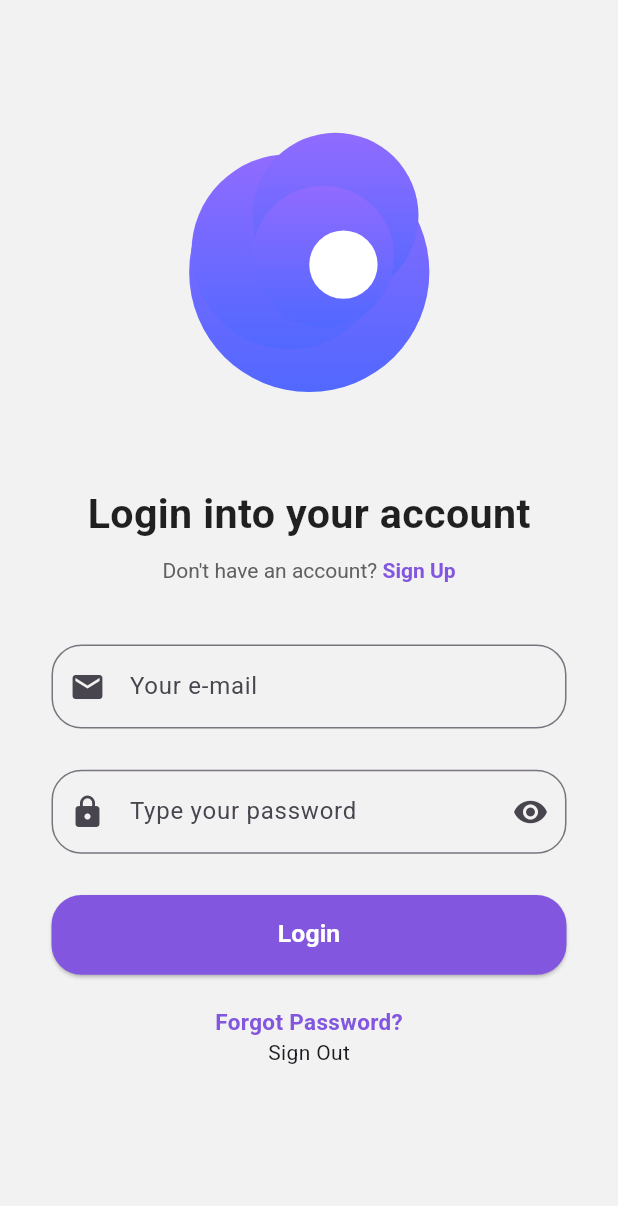
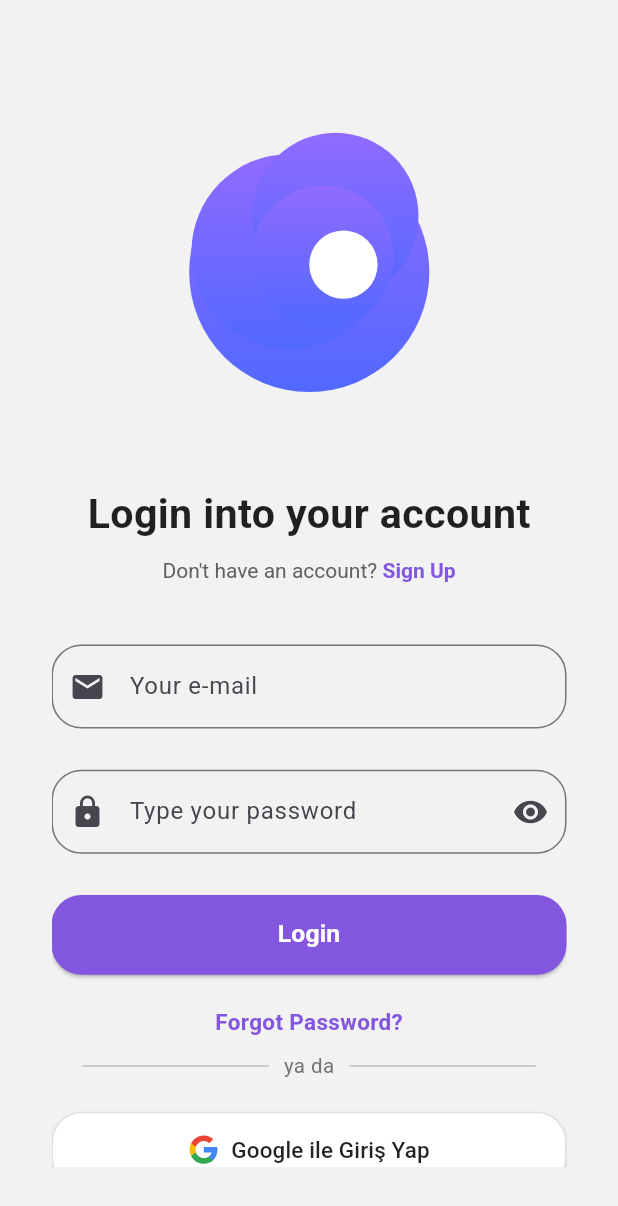
Before and after one commit to furkanislek/med-reminder, a Flutter app: the screen it shows after launch, on a phone screen of 412 x 824 dp. Shown: the top 1206 px of the screen. Run offline on Flutter 3.47's test engine with Material 3 defaults, Android fonts, the phone set to English and light mode, and no system bars; our stand-ins replace cloud_firestore, firebase_auth, firebase_core, flutter_html, flutter_local_notifications, flutter_svg and 6 more; accounts and stored records are empty; project files that could hold a hidden picture were left out.

Commit message:
google sign in

```diff
--- a/lib/pages/Login/login.dart
+++ b/lib/pages/Login/login.dart
@@ -24,7 +24,6 @@ class _LoginState extends State<Login> {
 
   Future<void> signIn() async {
     try {
-
       await Auth().signIn(
         email: emailController.text,
         password: passwordController.text,
@@ -85,6 +84,24 @@ class _LoginState extends State<Login> {
     } on FirebaseAuthException catch (e) {
       setState(() {
         errorMessage = e.message;
+      });
+    }
+  }
+
+  Future<void> signInWithGoogle() async {
+    try {
+      await Auth().signInWithGoogle();
+
+      User? user = FirebaseAuth.instance.currentUser;
+      if (user != null) {
+        Navigator.pushReplacement(
+          context,
+          MaterialPageRoute(builder: (context) => const IntroductionScreens()),
+        );
+      }
+    } catch (e) {
+      setState(() {
+        errorMessage = "Google ile giriş yapılırken bir hata oluştu.";
       });
     }
   }
@@ -230,11 +247,56 @@ class _LoginState extends State<Login> {
                 ),
               ),
 
-              GestureDetector(
-                onTap: () {
-                  Auth().signOut();
-                },
-                child: Text("Sign Out"),
+              SizedBox(height: height / 90),
+              Padding(
+                padding: EdgeInsets.symmetric(horizontal: width / 20),
+                child: Row(
+                  children: [
+                    Expanded(
+                      child: Divider(thickness: 1, color: Colors.grey[400]),
+                    ),
+                    Padding(
+                      padding: EdgeInsets.symmetric(horizontal: 10),
+                      child: Text(
+                        "ya da",
+                        style: TextStyle(
+                          color: Colors.grey[600],
+                          fontSize: height / 60,
+                        ),
+                      ),
+                    ),
+                    Expanded(
+                      child: Divider(thickness: 1, color: Colors.grey[400]),
+                    ),
+                  ],
+                ),
+              ),
+              SizedBox(height: height / 40),
+              Container(
+                width: double.infinity,
+                child: ElevatedButton.icon(
+                  onPressed: signInWithGoogle,
+                  style: ElevatedButton.styleFrom(
+                    backgroundColor: Colors.white,
+                    padding: EdgeInsets.symmetric(vertical: height / 56.33),
+                    shape: RoundedRectangleBorder(
+                      borderRadius: BorderRadius.circular(20),
+                      side: BorderSide(color: Colors.grey[300]!),
+                    ),
+                  ),
+                  icon: SvgPicture.asset(
+                    'assets/svg/google.svg',
+                    height: height / 40,
+                  ),
+                  label: Text(
+                    "Google ile Giriş Yap",
+                    style: TextStyle(
+                      color: Colors.black87,
+                      fontSize: height / 55,
+                      fontWeight: FontWeight.w500,
+                    ),
+                  ),
+                ),
               ),
             ],
           ),
--- a/lib/pages/Login/register.dart
+++ b/lib/pages/Login/register.dart
@@ -37,6 +37,7 @@ class RegisterController extends GetxController {
         password: passwordController.text,
         firstName: nameController.text,
         surname: surnameController.text,
+        profileImage: selectedImage.value,
       );
 
       errorMessage.value = '';
@@ -58,6 +59,7 @@ class RegisterController extends GetxController {
   Future<void> pickImage() async {
     final ImagePicker picker = ImagePicker();
     final XFile? image = await picker.pickImage(source: ImageSource.gallery);
+    print("image: $image");
     if (image != null) {
       selectedImage.value = File(image.path);
     }
--- a/pubspec.yaml
+++ b/pubspec.yaml
@@ -48,6 +48,7 @@ dependencies:
   image_picker: ^1.1.2
   permission_handler: ^12.0.0+1
   shared_preferences: ^2.5.3
+  google_sign_in: ^6.3.0
 
 dev_dependencies:
   flutter_test:
```
Also changed, not shown: lib/pages/Profile/profile.dart (+26 -4 lines), lib/services/services.dart (+55 -0 lines), assets/svg/google.svg (added), pubspec.lock, 5 other files.
